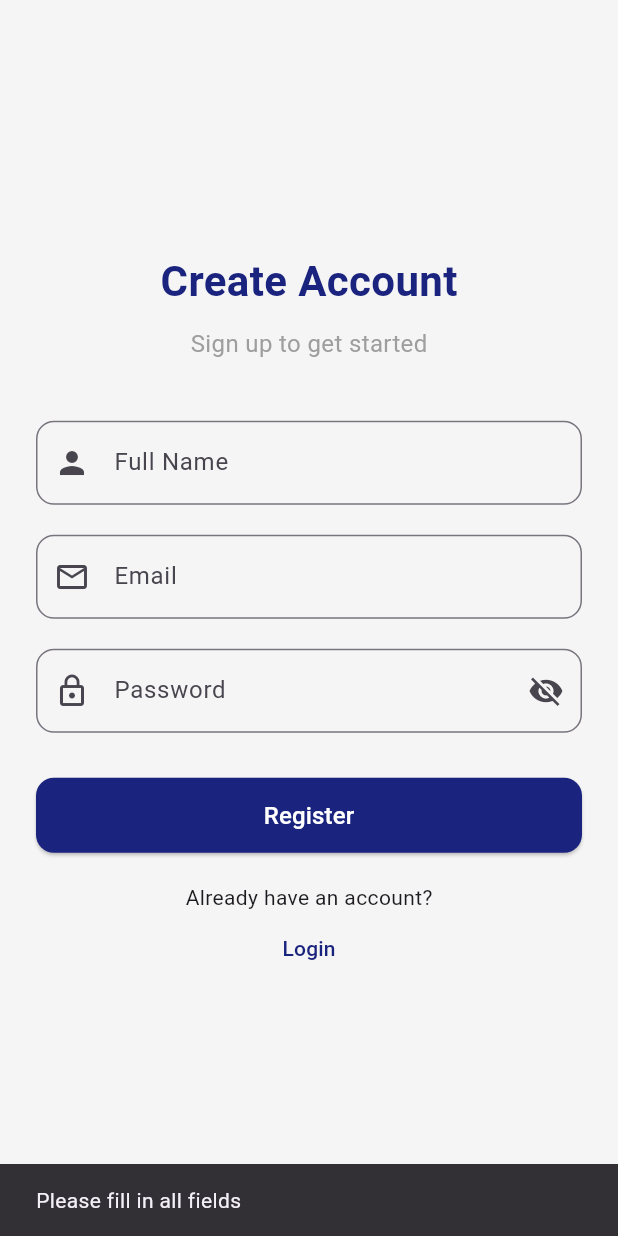
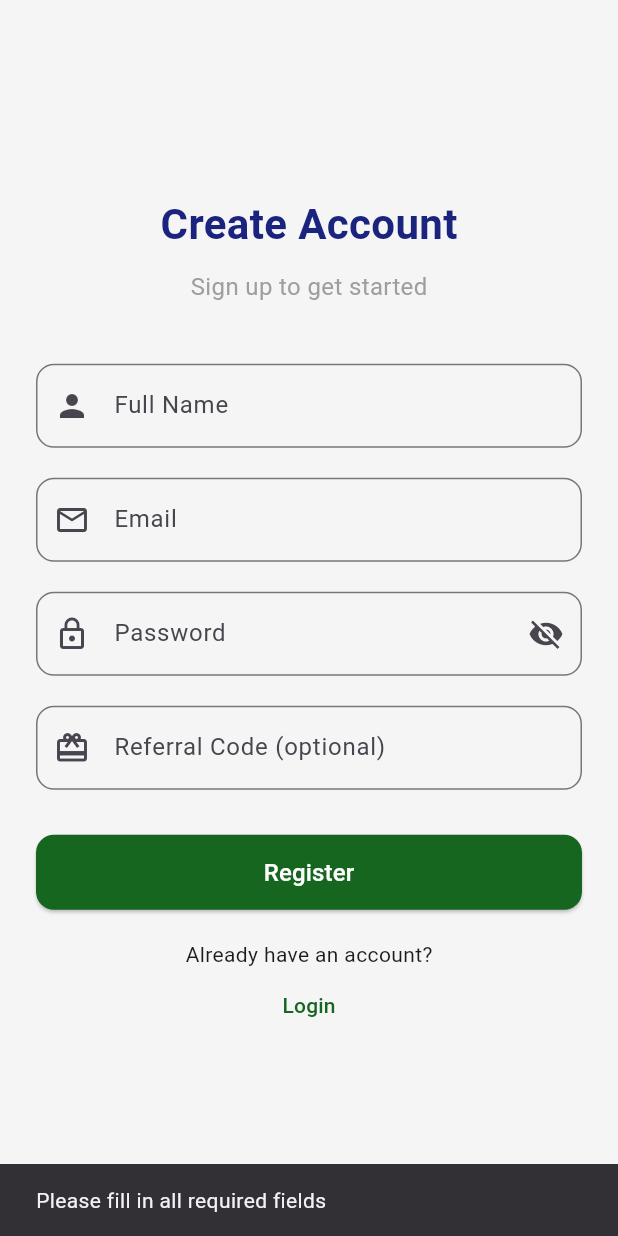
Before and after one commit to assadullah381/Futsal-Management-Application, a Flutter app: the RegisterScreen screen opened directly, after a tap on "Register", on a phone screen of 412 x 824 dp. Run offline on Flutter 3.47's test engine with Material 3 defaults, Android fonts, the phone set to English and light mode, and no system bars; our stand-ins replace appwrite, badges, firebase_auth, firebase_core, firebase_database, google_fonts and 2 more; missing offline and left inert: manganuhu; accounts and stored records are empty; network calls fail.

Commit message:
added theme to register screen

```diff
--- a/lib/register.dart
+++ b/lib/register.dart
@@ -1,11 +1,14 @@
+import 'dart:math';
+
 import 'package:firebase_auth/firebase_auth.dart';
 import 'package:firebase_database/firebase_database.dart';
 import 'package:flutter/material.dart';
-import 'screens/homepage.dart';
-import 'login.dart';
+import 'package:manganuhu/screens/homepage.dart';
+import 'package:manganuhu/authentication/login.dart';
 
 class RegisterScreen extends StatefulWidget {
-  const RegisterScreen({Key? key}) : super(key: key);
+  final String? referralCode;
+  const RegisterScreen({Key? key, this.referralCode}) : super(key: key);
 
   @override
   State<RegisterScreen> createState() => _RegisterScreenState();
@@ -13,11 +16,24 @@ class RegisterScreen extends StatefulWidget {
 
 class _RegisterScreenState extends State<RegisterScreen> {
   final DatabaseReference _usersRef = FirebaseDatabase.instance.ref('users');
+  final DatabaseReference _referralCodesRef = FirebaseDatabase.instance.ref(
+    'referralCodes',
+  );
   final TextEditingController nameController = TextEditingController();
   final TextEditingController emailController = TextEditingController();
   final TextEditingController passwordController = TextEditingController();
+  final TextEditingController referralCodeController = TextEditingController();
   bool isPasswordHidden = true;
   bool isLoading = false;
+
+  @override
+  void initState() {
+    super.initState();
+    // Pre-fill referral code if provided in constructor
+    if (widget.referralCode != null) {
+      referralCodeController.text = widget.referralCode!;
+    }
+  }
 
   void togglePasswordView() {
     setState(() {
@@ -25,14 +41,34 @@ class _RegisterScreenState extends State<RegisterScreen> {
     });
   }
 
+  Future<String> _generateUniqueReferralCode() async {
+    const chars = 'ABCDEFGHIJKLMNOPQRSTUVWXYZ0123456789';
+    final random = Random();
+    String code;
+    bool codeExists;
+
+    do {
+      code = '';
+      for (var i = 0; i < 6; i++) {
+        code += chars[random.nextInt(chars.length)];
+      }
+
+      final snapshot = await _referralCodesRef.child(code).once();
+      codeExists = snapshot.snapshot.exists;
+    } while (codeExists);
+
+    return code;
+  }
+
   Future<void> registerUser() async {
     final name = nameController.text.trim();
     final email = emailController.text.trim();
     final password = passwordController.text.trim();
+    final referralCode = referralCodeController.text.trim();
 
     if (name.isEmpty || email.isEmpty || password.isEmpty) {
       ScaffoldMessenger.of(context).showSnackBar(
-        const SnackBar(content: Text("Please fill in all fields")),
+        const SnackBar(content: Text("Please fill in all required fields")),
       );
       return;
     }
@@ -49,10 +85,16 @@ class _RegisterScreenState extends State<RegisterScreen> {
       User? firebaseUser = userCredential.user;
 
       if (firebaseUser != null) {
-        // Update the user's display name
         await firebaseUser.updateDisplayName(name);
 
-        // Store user data in Realtime Database with initial pointsEarned set to 0
+        // Generate a unique referral code for the new user
+        final userReferralCode = await _generateUniqueReferralCode();
+
+        // Determine which referral code to use (precedence to manually entered one)
+        final usedReferralCode =
+            referralCode.isNotEmpty ? referralCode : widget.referralCode;
+
+        // Store user data
         await _usersRef.child(firebaseUser.uid).set({
           'uid': firebaseUser.uid,
           'name': name,
@@ -61,13 +103,25 @@ class _RegisterScreenState extends State<RegisterScreen> {
           'emailVerified': false,
           'profileImage': '',
           'bio': '',
-          'pointsEarned': 0, // Initialize points to 0
+          'pointsEarned': 0,
+          'referralCode': userReferralCode,
+          'referralCodeUsed': usedReferralCode,
         });
+
+        // Store the referral code mapping
+        await _referralCodesRef.child(userReferralCode).set({
+          'userId': firebaseUser.uid,
+          'createdAt': ServerValue.timestamp,
+        });
+
+        // If a referral code was provided, handle the referral
+        if (usedReferralCode != null && usedReferralCode.isNotEmpty) {
+          await _handleReferralCodeUsage(usedReferralCode, firebaseUser.uid);
+        }
 
         // Send email verification
         await firebaseUser.sendEmailVerification();
 
-        // Show verification message
         ScaffoldMessenger.of(context).showSnackBar(
           const SnackBar(
             content: Text("Verification email sent! Please verify your email."),
@@ -75,7 +129,6 @@ class _RegisterScreenState extends State<RegisterScreen> {
           ),
         );
 
-        // Check email verification status periodically
         _checkEmailVerification(firebaseUser);
       }
     } on FirebaseAuthException catch (e) {
@@ -105,6 +158,53 @@ class _RegisterScreenState extends State<RegisterScreen> {
     }
   }
 
+  Future<void> _handleReferralCodeUsage(
+    String referralCode,
+    String newUserId,
+  ) async {
+    try {
+      // Get the referral code info
+      final codeSnapshot = await _referralCodesRef.child(referralCode).once();
+      if (codeSnapshot.snapshot.exists) {
+        final referrerUserId =
+            codeSnapshot.snapshot.child('userId').value as String?;
+
+        if (referrerUserId != null) {
+          // Get referrer's data
+          final referrerSnapshot = await _usersRef.child(referrerUserId).once();
+          if (referrerSnapshot.snapshot.exists) {
+            // Update referrer's points (add 10 points as an example)
+            int currentPoints =
+                referrerSnapshot.snapshot.child('pointsEarned').value as int? ??
+                    0;
+            await _usersRef.child(referrerUserId).update({
+              'pointsEarned': currentPoints + 10,
+            });
+
+            // Record the referral in the referrer's data
+            await _usersRef
+                .child(referrerUserId)
+                .child('referrals')
+                .push()
+                .set({
+              'referredUserId': newUserId,
+              'timestamp': ServerValue.timestamp,
+              'pointsAwarded': 10,
+            });
+
+            // Record the referral in the new user's data
+            await _usersRef.child(newUserId).update({
+              'referredBy': referrerUserId,
+              'referralPointsUsed': 10, // Points given to new user
+            });
+          }
+        }
+      }
+    } catch (e) {
+      debugPrint("Error handling referral code: $e");
+    }
+  }
+
   void _checkEmailVerification(User user) async {
     // Reload user to get fresh verification status
     await user.reload();
@@ -128,22 +228,6 @@ class _RegisterScreenState extends State<RegisterScreen> {
       // Email not verified yet, check again after delay
       await Future.delayed(const Duration(seconds: 5));
       _checkEmailVerification(user);
-    }
-  }
-
-  // Example method to update points (you can call this from other parts of your app)
-  static Future<void> updateUserPoints(String userId, int pointsToAdd) async {
-    try {
-      final userRef = FirebaseDatabase.instance.ref('users').child(userId);
-
-      // Get current points
-      DatabaseEvent event = await userRef.child('pointsEarned').once();
-      int currentPoints = event.snapshot.value as int? ?? 0;
-
-      // Update points
-      await userRef.update({'pointsEarned': currentPoints + pointsToAdd});
-    } catch (e) {
-      print("Error updating points: $e");
     }
   }
 
@@ -213,11 +297,23 @@ class _RegisterScreenState extends State<RegisterScreen> {
                     ),
                   ),
                 ),
+                const SizedBox(height: 20),
+                TextField(
+                  controller: referralCodeController,
+                  decoration: InputDecoration(
+                    labelText: 'Referral Code (optional)',
+                    prefixIcon: const Icon(Icons.card_giftcard),
+                    border: OutlineInputBorder(
+                      borderRadius: BorderRadius.circular(12),
+                    ),
+                    hintText: 'Enter a friend\'s referral code',
+                  ),
+                ),
                 const SizedBox(height: 30),
                 ElevatedButton(
                   onPressed: isLoading ? null : registerUser,
                   style: ElevatedButton.styleFrom(
-                    backgroundColor: const Color(0xFF1A237E),
+                    backgroundColor: const Color.fromARGB(255, 22, 102, 32),
                     shape: RoundedRectangleBorder(
                       borderRadius: BorderRadius.circular(12),
                     ),
@@ -245,7 +341,7 @@ class _RegisterScreenState extends State<RegisterScreen> {
                         },
                   child: const Text(
                     'Login',
-                    style: TextStyle(color: Color(0xFF1A237E)),
+                    style: TextStyle(color: Color.fromARGB(255, 22, 102, 32)),
                   ),
                 ),
               ],
```
